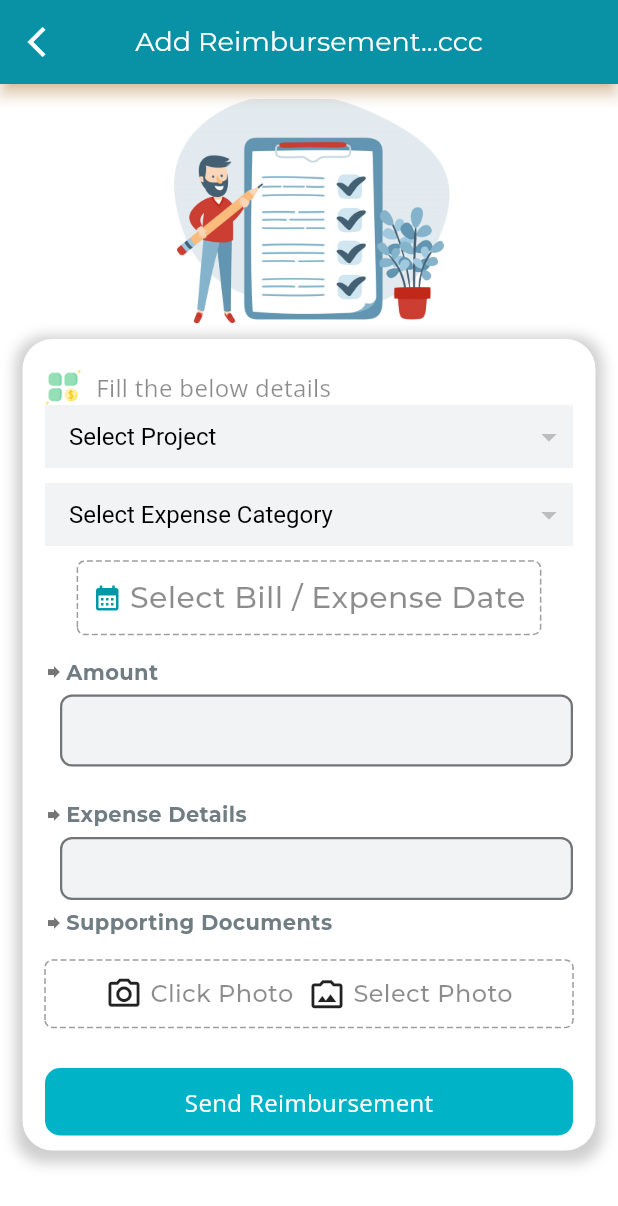
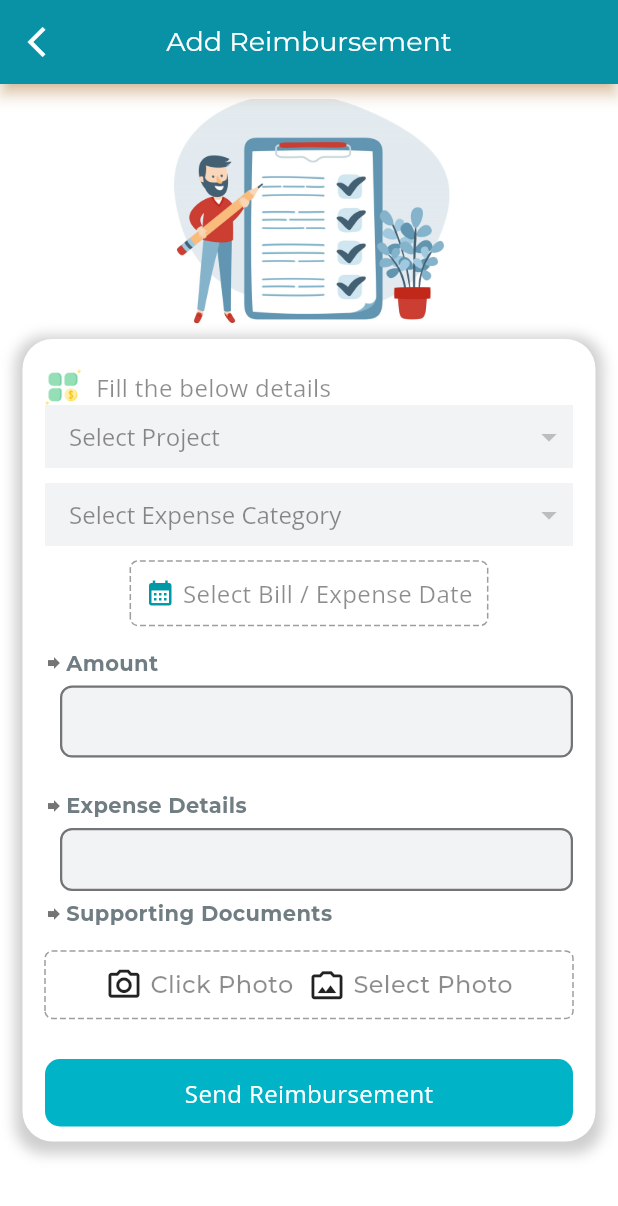
Before and after one commit to Soyabali/HRMS-Synergy, a Flutter app: the MyHomePage screen opened directly, on a phone screen of 412 x 824 dp. Shown: the top 1206 px of the screen. Run offline on Flutter 3.47's test engine with Material 3 defaults, Android fonts, the phone set to English and light mode, and no system bars; drawn by our look-alikes of dotted_border; our stand-ins replace flutter_easyloading, fluttertoast, geolocator, google_fonts, image_picker, permission_handler and 1 more; accounts and stored records are empty; network calls fail; project files that could hold a hidden picture were left out.

Commit message:
Reimbursement

```diff
--- a/lib/presentation/expensemanagement/addReimbursement/shopSurvey.dart
+++ b/lib/presentation/expensemanagement/addReimbursement/shopSurvey.dart
@@ -338,12 +338,13 @@ class _MyHomePageState extends State<MyHomePage> {
                 FocusScope.of(context).unfocus();
               },
               hint: RichText(
-                text: const TextSpan(
+                text:TextSpan(
                   text: "Select Project",
-                  style: TextStyle(
-                      color: Colors.black,
-                      fontSize: 16,
-                      fontWeight: FontWeight.normal),
+                   style: AppTextStyle.font16OpenSansRegularBlack45TextStyle
+                  // style: TextStyle(
+                  //     color: Colors.black,
+                  //     fontSize: 16,
+                  //     fontWeight: FontWeight.normal),
                 ),
               ),
               value: _dropDownSector,
@@ -367,10 +368,11 @@ class _MyHomePageState extends State<MyHomePage> {
                         child: Text(
                           item['sProjectName'].toString(),
                           overflow: TextOverflow.ellipsis, // Handles long text
-                          style: TextStyle(
-                            fontSize: 16,
-                            fontWeight: FontWeight.normal,
-                          ),
+                    style:AppTextStyle.font16OpenSansRegularBlackTextStyle,
+                          // style: TextStyle(
+                          //   fontSize: 16,
+                          //   fontWeight: FontWeight.normal,
+                          // ),
                         ),
                       ),
                     ],
@@ -402,12 +404,13 @@ class _MyHomePageState extends State<MyHomePage> {
                 FocusScope.of(context).unfocus();
               },
               hint: RichText(
-                text: const TextSpan(
+                text: TextSpan(
                   text: "Select Expense Category",
-                  style: TextStyle(
-                      color: Colors.black,
-                      fontSize: 16,
-                      fontWeight: FontWeight.normal),
+                   style:  AppTextStyle.font16OpenSansRegularBlack45TextStyle,
+                  // style: TextStyle(
+                  //     color: Colors.black,
+                  //     fontSize: 16,
+                  //     fontWeight: FontWeight.normal),
                   children: <TextSpan>[
                     TextSpan(
                         text: '',
@@ -449,7 +452,7 @@ class _MyHomePageState extends State<MyHomePage> {
               },
               items: expenseList.map((dynamic item) {
                 return DropdownMenuItem(
-                  child: Text(item['sExpHeadName'].toString()),
+                  child: Text(item['sExpHeadName'].toString(),style:AppTextStyle.font16OpenSansRegularBlackTextStyle),
                   value: item["sExpHeadName"].toString(),
                 );
               }).toList(),
@@ -497,7 +500,7 @@ class _MyHomePageState extends State<MyHomePage> {
         title: const Padding(
           padding: EdgeInsets.symmetric(horizontal: 16.0),
           child: Text(
-            'Add Reimbursement...ccc',
+            'Add Reimbursement',
             style: TextStyle(
               color: Colors.white,
               fontSize: 18,
@@ -508,7 +511,6 @@ class _MyHomePageState extends State<MyHomePage> {
           ),
         ), // Removes shadow under the AppBar
       ),
-
       body: SingleChildScrollView(
         child: Column(
           children: <Widget>[
@@ -637,7 +639,8 @@ class _MyHomePageState extends State<MyHomePage> {
                                       dExpDate == null
                                           ? 'Select Bill / Expense Date'
                                           : '$dExpDate',
-                                      style: TextStyle(fontSize: 20, color: Colors.black45),
+                                      style: AppTextStyle
+                                          .font16OpenSansRegularBlack45TextStyle,
                                     ),
                                   ],
                                 ),
```
Also changed, not shown: lib/presentation/dashboard/dashboard.dart (+93 -1 lines), lib/presentation/expensemanagement/reimbursementStatus/reimbursementlog.dart (+6 -8 lines), lib/presentation/expensemanagement/reimbursementStatus/reimbursementstatus.dart (+14 -17 lines).
